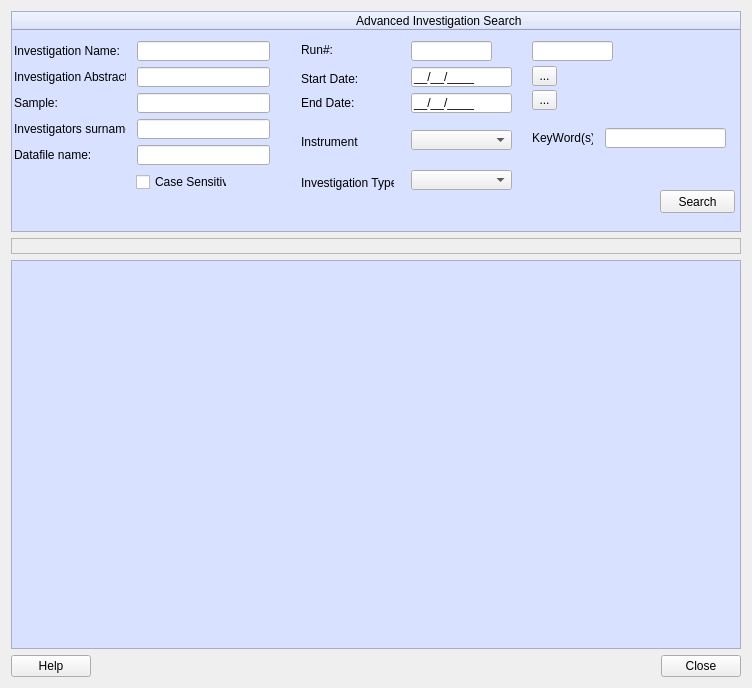
Qt form Code/qtiplot/MantidQt/MantidWidgets/inc/ICatAdvancedSearch.ui (mantidproject/mantid) before a commit.
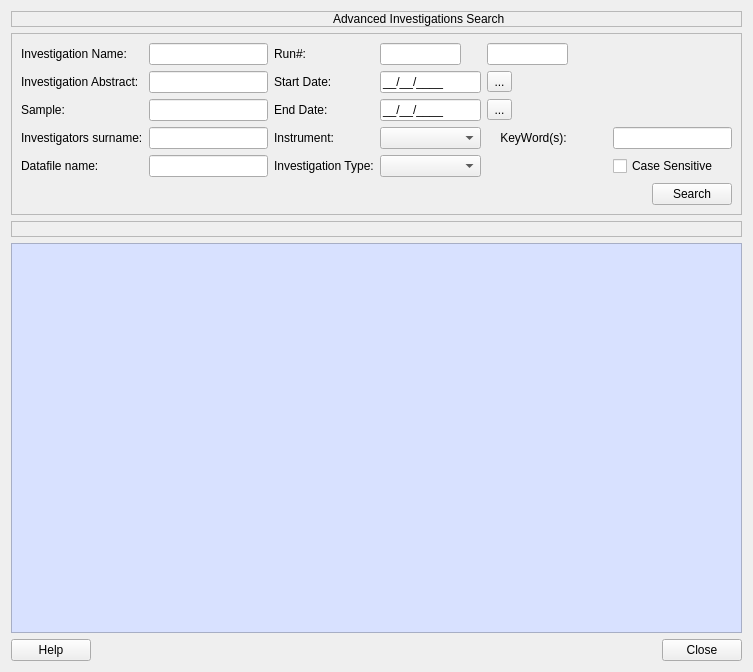
The same form after that commit. Icons and pictures are not drawn.

Commit message: re #100 - ICat search widgets layout improvements.qtiplot.pro file changed to add ICat resource file.

```diff
--- a/Code/qtiplot/MantidQt/MantidWidgets/inc/ICatAdvancedSearch.ui
+++ b/Code/qtiplot/MantidQt/MantidWidgets/inc/ICatAdvancedSearch.ui
@@ -5,15 +5,394 @@
    <rect>
     <x>0</x>
     <y>0</y>
-    <width>752</width>
-    <height>688</height>
+    <width>753</width>
+    <height>672</height>
    </rect>
   </property>
   <property name="windowTitle" >
    <string>ICat Advanced Search</string>
   </property>
-  <layout class="QGridLayout" name="gridLayout" >
-   <item row="3" column="0" >
+  <layout class="QVBoxLayout" name="verticalLayout_2" >
+   <item>
+    <widget class="QLabel" name="advsearchtitleLabel" >
+     <property name="maximumSize" >
+      <size>
+       <width>16777215</width>
+       <height>16</height>
+      </size>
+     </property>
+     <property name="frameShape" >
+      <enum>QFrame::StyledPanel</enum>
+     </property>
+     <property name="frameShadow" >
+      <enum>QFrame::Sunken</enum>
+     </property>
+     <property name="text" >
+      <string>Advanced Investigations Search</string>
+     </property>
+     <property name="indent" >
+      <number>321</number>
+     </property>
+    </widget>
+   </item>
+   <item>
+    <widget class="QFrame" name="advframeWidget" >
+     <property name="maximumSize" >
+      <size>
+       <width>16777215</width>
+       <height>207</height>
+      </size>
+     </property>
+     <property name="styleSheet" >
+      <string notr="true" >background-image: url(:/BackGroundImage/ICatSearchBackGround.png);</string>
+     </property>
+     <property name="frameShape" >
+      <enum>QFrame::StyledPanel</enum>
+     </property>
+     <property name="frameShadow" >
+      <enum>QFrame::Sunken</enum>
+     </property>
+     <layout class="QVBoxLayout" name="verticalLayout" >
+      <item>
+       <layout class="QGridLayout" name="gridLayout" >
+        <item row="0" column="0" >
+         <widget class="QLabel" name="invstNameLabel" >
+          <property name="text" >
+           <string>Investigation Name:</string>
+          </property>
+         </widget>
+        </item>
+        <item row="0" column="1" >
+         <widget class="QLineEdit" name="investigatonNameEdit" >
+          <property name="maximumSize" >
+           <size>
+            <width>133</width>
+            <height>16777215</height>
+           </size>
+          </property>
+         </widget>
+        </item>
+        <item row="0" column="2" >
+         <widget class="QLabel" name="runNumberLabel" >
+          <property name="text" >
+           <string>Run#:</string>
+          </property>
+         </widget>
+        </item>
+        <item row="0" column="3" >
+         <widget class="QLineEdit" name="startRunEdit" >
+          <property name="maximumSize" >
+           <size>
+            <width>81</width>
+            <height>16777215</height>
+           </size>
+          </property>
+          <property name="toolTip" >
+           <string>Start Run Number</string>
+          </property>
+          <property name="inputMask" >
+           <string/>
+          </property>
+         </widget>
+        </item>
+        <item row="0" column="4" colspan="2" >
+         <widget class="QLineEdit" name="endRunEdit" >
+          <property name="maximumSize" >
+           <size>
+            <width>81</width>
+            <height>16777215</height>
+           </size>
+          </property>
+          <property name="toolTip" >
+           <string>End Run Number</string>
+          </property>
+          <property name="inputMask" >
+           <string/>
+          </property>
+         </widget>
+        </item>
+        <item row="1" column="0" >
+         <widget class="QLabel" name="invstAbstractLabel" >
+          <property name="text" >
+           <string>Investigation Abstract:</string>
+          </property>
+         </widget>
+        </item>
+        <item row="1" column="1" >
+         <widget class="QLineEdit" name="invstAbstractEdit" >
+          <property name="maximumSize" >
+           <size>
+            <width>133</width>
+            <height>16777215</height>
+           </size>
+          </property>
+         </widget>
+        </item>
+        <item row="1" column="2" >
+         <widget class="QLabel" name="startdateLabel" >
+          <property name="text" >
+           <string>Start Date:</string>
+          </property>
+         </widget>
+        </item>
+        <item row="1" column="3" >
+         <widget class="QLineEdit" name="startdateLineEdit" >
+          <property name="maximumSize" >
+           <size>
+            <width>101</width>
+            <height>16777215</height>
+           </size>
+          </property>
+          <property name="toolTip" >
+           <string>Date in DD/MM/YYY format</string>
+          </property>
+          <property name="inputMask" >
+           <string>99/99/9999;_</string>
+          </property>
+          <property name="text" >
+           <string>//</string>
+          </property>
+         </widget>
+        </item>
+        <item row="1" column="4" >
+         <widget class="QToolButton" name="startdatetoolButton" >
+          <property name="maximumSize" >
+           <size>
+            <width>25</width>
+            <height>16777215</height>
+           </size>
+          </property>
+          <property name="text" >
+           <string>...</string>
+          </property>
+         </widget>
+        </item>
+        <item row="2" column="0" >
+         <widget class="QLabel" name="sampleLabel" >
+          <property name="text" >
+           <string>Sample:</string>
+          </property>
+         </widget>
+        </item>
+        <item row="2" column="1" >
+         <widget class="QLineEdit" name="sampleEdit" >
+          <property name="maximumSize" >
+           <size>
+            <width>133</width>
+            <height>16777215</height>
+           </size>
+          </property>
+         </widget>
+        </item>
+        <item row="2" column="2" >
+         <widget class="QLabel" name="enddateLabel" >
+          <property name="text" >
+           <string>End Date:</string>
+          </property>
+         </widget>
+        </item>
+        <item row="2" column="3" >
+         <widget class="QLineEdit" name="enddateLineEdit" >
+          <property name="maximumSize" >
+           <size>
+            <width>101</width>
+            <height>16777215</height>
+           </size>
+          </property>
+          <property name="toolTip" >
+           <string>Date in DD/MM/YYY format</string>
+          </property>
+          <property name="inputMask" >
+           <string>99/99/9999;_</string>
+          </property>
+          <property name="text" >
+           <string>//</string>
+          </property>
+         </widget>
+        </item>
+        <item row="2" column="4" >
+         <widget class="QToolButton" name="enddatetoolButton" >
+          <property name="maximumSize" >
+           <size>
+            <width>25</width>
+            <height>16777215</height>
+           </size>
+          </property>
+          <property name="text" >
+           <string>...</string>
+          </property>
+         </widget>
+        </item>
+        <item row="3" column="0" >
+         <widget class="QLabel" name="invstsurnameLabel" >
+          <property name="text" >
+           <string>Investigators surname:</string>
+          </property>
+         </widget>
+        </item>
+        <item row="3" column="1" >
+         <widget class="QLineEdit" name="invstsurnameEdit" >
+          <property name="maximumSize" >
+           <size>
+            <width>133</width>
+            <height>16777215</height>
+           </size>
+          </property>
+         </widget>
+        </item>
+        <item row="3" column="2" >
+         <widget class="QLabel" name="instrumentLabel" >
+          <property name="text" >
+           <string>Instrument:</string>
+          </property>
+         </widget>
+        </item>
+        <item row="3" column="3" >
+         <widget class="QComboBox" name="instrumentBox" >
+          <property name="maximumSize" >
+           <size>
+            <width>101</width>
+            <height>16777215</height>
+           </size>
+          </property>
+          <property name="toolTip" >
+           <string>Instrument Box</string>
+          </property>
+         </widget>
+        </item>
+        <item row="3" column="4" >
+         <widget class="QLabel" name="keywordsLabel" >
+          <property name="text" >
+           <string>    KeyWord(s):</string>
+          </property>
+         </widget>
+        </item>
+        <item row="3" column="5" >
+         <widget class="QLineEdit" name="keywordsEdit" >
+          <property name="maximumSize" >
+           <size>
+            <width>121</width>
+            <height>16777215</height>
+           </size>
+          </property>
+         </widget>
+        </item>
+        <item row="4" column="0" >
+         <widget class="QLabel" name="datafilenameLabel" >
+          <property name="text" >
+           <string>Datafile name:</string>
+          </property>
+         </widget>
+        </item>
+        <item row="4" column="1" >
+         <widget class="QLineEdit" name="datafilenameEdit" >
+          <property name="maximumSize" >
+           <size>
+            <width>133</width>
+            <height>16777215</height>
+           </size>
+          </property>
+         </widget>
+        </item>
+        <item row="4" column="2" >
+         <widget class="QLabel" name="invstTypeLabel" >
+          <property name="text" >
+           <string>Investigation Type:</string>
+          </property>
+         </widget>
+        </item>
+        <item row="4" column="3" >
+         <widget class="QComboBox" name="invstTypeBox" >
+          <property name="maximumSize" >
+           <size>
+            <width>101</width>
+            <height>16777215</height>
+           </size>
+          </property>
+         </widget>
+        </item>
+        <item row="4" column="4" >
+         <spacer name="horizontalSpacer_3" >
+          <property name="orientation" >
+           <enum>Qt::Horizontal</enum>
+          </property>
+          <property name="sizeHint" stdset="0" >
+           <size>
+            <width>115</width>
+            <height>13</height>
+           </size>
+          </property>
+         </spacer>
+        </item>
+        <item row="4" column="5" >
+         <widget class="QCheckBox" name="casesensitiveBox" >
+          <property name="text" >
+           <string>Case Sensitive</string>
+          </property>
+         </widget>
+        </item>
+       </layout>
+      </item>
+      <item>
+       <layout class="QHBoxLayout" name="horizontalLayout_3" >
+        <item>
+         <spacer name="horizontalSpacer_4" >
+          <property name="orientation" >
+           <enum>Qt::Horizontal</enum>
+          </property>
+          <property name="sizeHint" stdset="0" >
+           <size>
+            <width>587</width>
+            <height>20</height>
+           </size>
+          </property>
+         </spacer>
+        </item>
+        <item>
+         <widget class="QPushButton" name="searchButton" >
+          <property name="toolTip" >
+           <string>Search Investigations</string>
+          </property>
+          <property name="text" >
+           <string>Search</string>
+          </property>
+         </widget>
+        </item>
+       </layout>
+      </item>
+     </layout>
+    </widget>
+   </item>
+   <item>
+    <widget class="QLabel" name="advsearchLabel" >
+     <property name="frameShape" >
+      <enum>QFrame::StyledPanel</enum>
+     </property>
+     <property name="frameShadow" >
+      <enum>QFrame::Sunken</enum>
+     </property>
+     <property name="text" >
+      <string/>
+     </property>
+    </widget>
+   </item>
+   <item>
+    <widget class="QTableWidget" name="advSearchtableWidget" >
+     <property name="styleSheet" >
+      <string notr="true" >background-color: rgb(216, 225, 255);</string>
+     </property>
+     <property name="horizontalScrollBarPolicy" >
+      <enum>Qt::ScrollBarAsNeeded</enum>
+     </property>
+     <property name="selectionMode" >
+      <enum>QAbstractItemView::SingleSelection</enum>
+     </property>
+     <property name="selectionBehavior" >
+      <enum>QAbstractItemView::SelectRows</enum>
+     </property>
+    </widget>
+   </item>
+   <item>
     <layout class="QHBoxLayout" name="horizontalLayout" >
      <item>
       <widget class="QPushButton" name="helpButton" >
@@ -44,552 +423,7 @@
      </item>
     </layout>
    </item>
-   <item row="0" column="0" >
-    <widget class="QTreeWidget" name="treeWidget" >
-     <property name="maximumSize" >
-      <size>
-       <width>16777215</width>
-       <height>221</height>
-      </size>
-     </property>
-     <property name="styleSheet" >
-      <string notr="true" >background-color: rgb(216, 225, 255);</string>
-     </property>
-     <column>
-      <property name="text" >
-       <string>                                                                                                       Advanced Investigation Search</string>
-      </property>
-     </column>
-    </widget>
-   </item>
-   <item row="2" column="0" >
-    <widget class="QTableWidget" name="advSearchtableWidget" >
-     <property name="styleSheet" >
-      <string notr="true" >background-color: rgb(216, 225, 255);</string>
-     </property>
-     <property name="horizontalScrollBarPolicy" >
-      <enum>Qt::ScrollBarAsNeeded</enum>
-     </property>
-     <property name="selectionMode" >
-      <enum>QAbstractItemView::SingleSelection</enum>
-     </property>
-     <property name="selectionBehavior" >
-      <enum>QAbstractItemView::SelectRows</enum>
-     </property>
-    </widget>
-   </item>
-   <item row="1" column="0" >
-    <widget class="QLabel" name="advsearchLabel" >
-     <property name="frameShape" >
-      <enum>QFrame::StyledPanel</enum>
-     </property>
-     <property name="frameShadow" >
-      <enum>QFrame::Sunken</enum>
-     </property>
-     <property name="text" >
-      <string/>
-     </property>
-    </widget>
-   </item>
   </layout>
-  <widget class="QLineEdit" name="startdateLineEdit" >
-   <property name="geometry" >
-    <rect>
-     <x>411</x>
-     <y>67</y>
-     <width>101</width>
-     <height>20</height>
-    </rect>
-   </property>
-   <property name="maximumSize" >
-    <size>
-     <width>101</width>
-     <height>16777215</height>
-    </size>
-   </property>
-   <property name="toolTip" >
-    <string>Date in DD/MM/YYY format</string>
-   </property>
-   <property name="inputMask" >
-    <string>99/99/9999;_</string>
-   </property>
-   <property name="text" >
-    <string>//</string>
-   </property>
-  </widget>
-  <widget class="QLabel" name="startdateLabel" >
-   <property name="geometry" >
-    <rect>
-     <x>301</x>
-     <y>69</y>
-     <width>57</width>
-     <height>20</height>
-    </rect>
-   </property>
-   <property name="text" >
-    <string>Start Date:</string>
-   </property>
-   <property name="buddy" >
-    <cstring>startdateLineEdit</cstring>
-   </property>
-  </widget>
-  <widget class="QLabel" name="runNumberLabel" >
-   <property name="geometry" >
-    <rect>
-     <x>301</x>
-     <y>40</y>
-     <width>41</width>
-     <height>20</height>
-    </rect>
-   </property>
-   <property name="text" >
-    <string>Run#:</string>
-   </property>
-   <property name="buddy" >
-    <cstring>startRunEdit</cstring>
-   </property>
-  </widget>
-  <widget class="QLabel" name="keywordsLabel" >
-   <property name="geometry" >
-    <rect>
-     <x>532</x>
-     <y>128</y>
-     <width>61</width>
-     <height>20</height>
-    </rect>
-   </property>
-   <property name="text" >
-    <string>KeyWord(s):</string>
-   </property>
-   <property name="buddy" >
-    <cstring>keywordsEdit</cstring>
-   </property>
-  </widget>
-  <widget class="QLabel" name="enddateLabel" >
-   <property name="geometry" >
-    <rect>
-     <x>301</x>
-     <y>93</y>
-     <width>57</width>
-     <height>20</height>
-    </rect>
-   </property>
-   <property name="text" >
-    <string>End Date:</string>
-   </property>
-   <property name="buddy" >
-    <cstring>enddateLineEdit</cstring>
-   </property>
-  </widget>
-  <widget class="QLineEdit" name="enddateLineEdit" >
-   <property name="geometry" >
-    <rect>
-     <x>411</x>
-     <y>93</y>
-     <width>101</width>
-     <height>20</height>
-    </rect>
-   </property>
-   <property name="maximumSize" >
-    <size>
-     <width>101</width>
-     <height>16777215</height>
-    </size>
-   </property>
-   <property name="toolTip" >
-    <string>Date in DD/MM/YYY format</string>
-   </property>
-   <property name="inputMask" >
-    <string>99/99/9999;_</string>
-   </property>
-   <property name="text" >
-    <string>//</string>
-   </property>
-  </widget>
-  <widget class="QComboBox" name="instrumentBox" >
-   <property name="geometry" >
-    <rect>
-     <x>411</x>
-     <y>130</y>
-     <width>101</width>
-     <height>20</height>
-    </rect>
-   </property>
-   <property name="maximumSize" >
-    <size>
-     <width>101</width>
-     <height>16777215</height>
-    </size>
-   </property>
-   <property name="toolTip" >
-    <string>Instrument Box</string>
-   </property>
-  </widget>
-  <widget class="QLineEdit" name="startRunEdit" >
-   <property name="geometry" >
-    <rect>
-     <x>411</x>
-     <y>41</y>
-     <width>81</width>
-     <height>20</height>
-    </rect>
-   </property>
-   <property name="maximumSize" >
-    <size>
-     <width>81</width>
-     <height>16777215</height>
-    </size>
-   </property>
-   <property name="toolTip" >
-    <string>Start Run Number</string>
-   </property>
-   <property name="inputMask" >
-    <string/>
-   </property>
-  </widget>
-  <widget class="QToolButton" name="enddatetoolButton" >
-   <property name="geometry" >
-    <rect>
-     <x>532</x>
-     <y>90</y>
-     <width>25</width>
-     <height>20</height>
-    </rect>
-   </property>
-   <property name="maximumSize" >
-    <size>
-     <width>25</width>
-     <height>16777215</height>
-    </size>
-   </property>
-   <property name="text" >
-    <string>...</string>
-   </property>
-  </widget>
-  <widget class="QLineEdit" name="endRunEdit" >
-   <property name="geometry" >
-    <rect>
-     <x>532</x>
-     <y>41</y>
-     <width>81</width>
-     <height>20</height>
-    </rect>
-   </property>
-   <property name="maximumSize" >
-    <size>
-     <width>81</width>
-     <height>16777215</height>
-    </size>
-   </property>
-   <property name="toolTip" >
-    <string>End Run Number</string>
-   </property>
-   <property name="inputMask" >
-    <string/>
-   </property>
-  </widget>
-  <widget class="QToolButton" name="startdatetoolButton" >
-   <property name="geometry" >
-    <rect>
-     <x>532</x>
-     <y>66</y>
-     <width>25</width>
-     <height>20</height>
-    </rect>
-   </property>
-   <property name="maximumSize" >
-    <size>
-     <width>25</width>
-     <height>16777215</height>
-    </size>
-   </property>
-   <property name="text" >
-    <string>...</string>
-   </property>
-  </widget>
-  <widget class="QLineEdit" name="keywordsEdit" >
-   <property name="geometry" >
-    <rect>
-     <x>605</x>
-     <y>128</y>
-     <width>121</width>
-     <height>20</height>
-    </rect>
-   </property>
-   <property name="maximumSize" >
-    <size>
-     <width>121</width>
-     <height>16777215</height>
-    </size>
-   </property>
-  </widget>
-  <widget class="QPushButton" name="searchButton" >
-   <property name="geometry" >
-    <rect>
-     <x>660</x>
-     <y>190</y>
-     <width>75</width>
-     <height>23</height>
-    </rect>
-   </property>
-   <property name="toolTip" >
-    <string>Search Investigations</string>
-   </property>
-   <property name="text" >
-    <string>Search</string>
-   </property>
-  </widget>
-  <widget class="QLabel" name="instrumentLabel" >
-   <property name="geometry" >
-    <rect>
-     <x>301</x>
-     <y>132</y>
-     <width>57</width>
-     <height>20</height>
-    </rect>
-   </property>
-   <property name="text" >
-    <string>Instrument:</string>
-   </property>
-   <property name="buddy" >
-    <cstring>instrumentBox</cstring>
-   </property>
-  </widget>
-  <widget class="QLineEdit" name="investigatonNameEdit" >
-   <property name="geometry" >
-    <rect>
-     <x>137</x>
-     <y>41</y>
-     <width>133</width>
-     <height>20</height>
-    </rect>
-   </property>
-   <property name="maximumSize" >
-    <size>
-     <width>133</width>
-     <height>16777215</height>
-    </size>
-   </property>
-  </widget>
-  <widget class="QLabel" name="label" >
-   <property name="geometry" >
-    <rect>
-     <x>14</x>
-     <y>41</y>
-     <width>112</width>
-     <height>20</height>
-    </rect>
-   </property>
-   <property name="text" >
-    <string>Investigation Name:</string>
-   </property>
-   <property name="buddy" >
-    <cstring>investigatonNameEdit</cstring>
-   </property>
-  </widget>
-  <widget class="QLabel" name="label_2" >
-   <property name="geometry" >
-    <rect>
-     <x>14</x>
-     <y>67</y>
-     <width>112</width>
-     <height>20</height>
-    </rect>
-   </property>
-   <property name="text" >
-    <string>Investigation Abstract:</string>
-   </property>
-   <property name="buddy" >
-    <cstring>invstAbstractEdit</cstring>
-   </property>
-  </widget>
-  <widget class="QLineEdit" name="invstAbstractEdit" >
-   <property name="geometry" >
-    <rect>
-     <x>137</x>
-     <y>67</y>
-     <width>133</width>
-     <height>20</height>
-    </rect>
-   </property>
-   <property name="maximumSize" >
-    <size>
-     <width>133</width>
-     <height>16777215</height>
-    </size>
-   </property>
-  </widget>
-  <widget class="QLabel" name="label_3" >
-   <property name="geometry" >
-    <rect>
-     <x>14</x>
-     <y>93</y>
-     <width>112</width>
-     <height>20</height>
-    </rect>
-   </property>
-   <property name="text" >
-    <string>Sample:</string>
-   </property>
-   <property name="buddy" >
-    <cstring>sampleEdit</cstring>
-   </property>
-  </widget>
-  <widget class="QLineEdit" name="sampleEdit" >
-   <property name="geometry" >
-    <rect>
-     <x>137</x>
-     <y>93</y>
-     <width>133</width>
-     <height>20</height>
-    </rect>
-   </property>
-   <property name="maximumSize" >
-    <size>
-     <width>133</width>
-     <height>16777215</height>
-    </size>
-   </property>
-  </widget>
-  <widget class="QLabel" name="label_4" >
-   <property name="geometry" >
-    <rect>
-     <x>14</x>
-     <y>119</y>
-     <width>112</width>
-     <height>20</height>
-    </rect>
-   </property>
-   <property name="text" >
-    <string>Investigators surname:</string>
-   </property>
-   <property name="buddy" >
-    <cstring>invstsurnameEdit</cstring>
-   </property>
-  </widget>
-  <widget class="QLineEdit" name="invstsurnameEdit" >
-   <property name="geometry" >
-    <rect>
-     <x>137</x>
-     <y>119</y>
-     <width>133</width>
-     <height>20</height>
-    </rect>
-   </property>
-   <property name="maximumSize" >
-    <size>
-     <width>133</width>
-     <height>16777215</height>
-    </size>
-   </property>
-  </widget>
-  <widget class="QLabel" name="label_5" >
-   <property name="geometry" >
-    <rect>
-     <x>14</x>
-     <y>145</y>
-     <width>112</width>
-     <height>20</height>
-    </rect>
-   </property>
-   <property name="text" >
-    <string>Datafile name:</string>
-   </property>
-   <property name="buddy" >
-    <cstring>datafilenameEdit</cstring>
-   </property>
-  </widget>
-  <widget class="QLineEdit" name="datafilenameEdit" >
-   <property name="geometry" >
-    <rect>
-     <x>137</x>
-     <y>145</y>
-     <width>133</width>
-     <height>20</height>
-    </rect>
-   </property>
-   <property name="maximumSize" >
-    <size>
-     <width>133</width>
-     <height>16777215</height>
-    </size>
-   </property>
-  </widget>
-  <widget class="QCheckBox" name="casesensitiveBox" >
-   <property name="geometry" >
-    <rect>
-     <x>136</x>
-     <y>173</y>
-     <width>91</width>
-     <height>18</height>
-    </rect>
-   </property>
-   <property name="text" >
-    <string>Case Sensitive</string>
-   </property>
-  </widget>
-  <widget class="QLabel" name="invstTypeLabel" >
-   <property name="geometry" >
-    <rect>
-     <x>301</x>
-     <y>171</y>
-     <width>93</width>
-     <height>23</height>
-    </rect>
-   </property>
-   <property name="text" >
-    <string>Investigation Type:</string>
-   </property>
-   <property name="buddy" >
-    <cstring>invstTypeBox</cstring>
-   </property>
-  </widget>
-  <widget class="QComboBox" name="invstTypeBox" >
-   <property name="geometry" >
-    <rect>
-     <x>411</x>
-     <y>170</y>
-     <width>101</width>
-     <height>20</height>
-    </rect>
-   </property>
-   <property name="maximumSize" >
-    <size>
-     <width>101</width>
-     <height>16777215</height>
-    </size>
-   </property>
-  </widget>
-  <zorder>treeWidget</zorder>
-  <zorder>startdateLineEdit</zorder>
-  <zorder>startdateLabel</zorder>
-  <zorder>runNumberLabel</zorder>
-  <zorder>keywordsLabel</zorder>
-  <zorder>enddateLabel</zorder>
-  <zorder>enddateLineEdit</zorder>
-  <zorder>instrumentBox</zorder>
-  <zorder>startRunEdit</zorder>
-  <zorder>enddatetoolButton</zorder>
-  <zorder>endRunEdit</zorder>
-  <zorder>startdatetoolButton</zorder>
-  <zorder>keywordsEdit</zorder>
-  <zorder>searchButton</zorder>
-  <zorder>instrumentLabel</zorder>
-  <zorder>investigatonNameEdit</zorder>
-  <zorder>label</zorder>
-  <zorder>label_2</zorder>
-  <zorder>invstAbstractEdit</zorder>
-  <zorder>label_3</zorder>
-  <zorder>sampleEdit</zorder>
-  <zorder>label_4</zorder>
-  <zorder>invstsurnameEdit</zorder>
-  <zorder>label_5</zorder>
-  <zorder>datafilenameEdit</zorder>
-  <zorder>casesensitiveBox</zorder>
-  <zorder>invstTypeLabel</zorder>
-  <zorder>invstTypeBox</zorder>
-  <zorder>advSearchtableWidget</zorder>
-  <zorder>advsearchLabel</zorder>
  </widget>
  <tabstops>
   <tabstop>investigatonNameEdit</tabstop>
```
Left out of the diff: 21 changed lines with no effect on the pictures. The commit also changes 6 other files.
